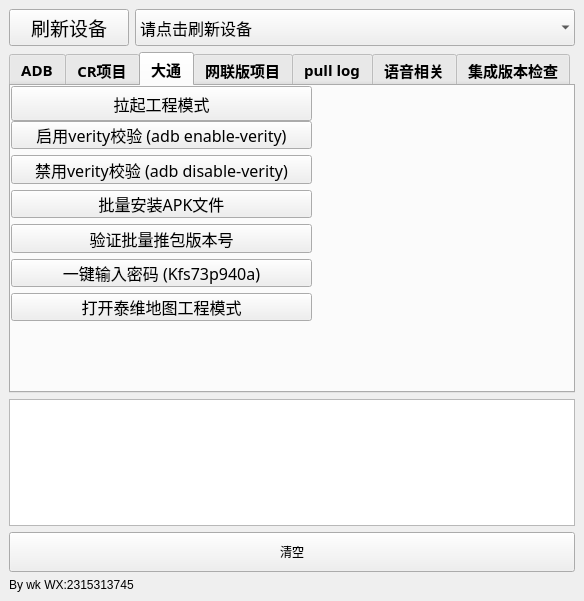
Qt form adbtool.ui (wangke956/ADBTools) before a commit.
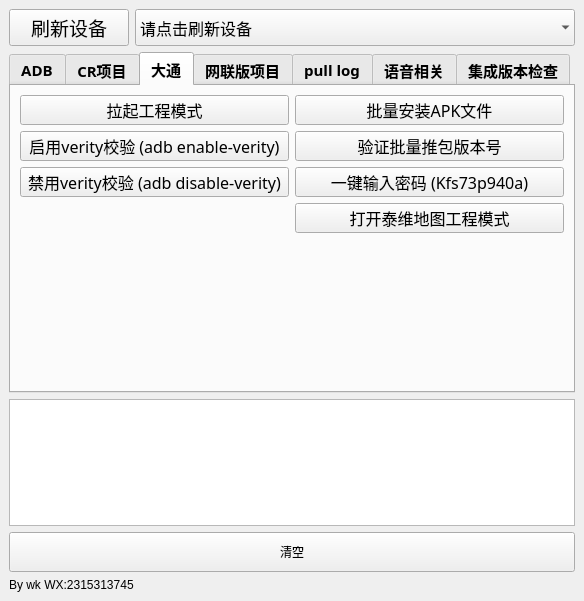
The same form after that commit. The open tabs and pages were chosen to show the change.

Patch:
```diff
--- a/adbtool.ui
+++ b/adbtool.ui
@@ -740,34 +740,27 @@
        <attribute name="title">
         <string>大通</string>
        </attribute>
-       <widget class="QWidget" name="layoutWidget">
-        <property name="geometry">
-         <rect>
-          <x>0</x>
-          <y>0</y>
-          <width>301</width>
-          <height>235</height>
-         </rect>
-        </property>
-        <layout class="QVBoxLayout" name="verticalLayout_datong">
-         <item>
+       <layout class="QFormLayout" name="formLayout">
+        <item row="0" column="0" colspan="2">
+         <layout class="QGridLayout" name="gridLayout_5">
+          <item row="0" column="0">
           <widget class="QPushButton" name="datong_factory_button">
            <property name="sizePolicy">
-            <sizepolicy hsizetype="Preferred" vsizetype="Fixed">
+             <sizepolicy hsizetype="Preferred" vsizetype="Maximum">
              <horstretch>0</horstretch>
              <verstretch>0</verstretch>
             </sizepolicy>
            </property>
            <property name="minimumSize">
             <size>
-             <width>150</width>
-             <height>35</height>
+              <width>200</width>
+              <height>0</height>
             </size>
            </property>
            <property name="maximumSize">
             <size>
-             <width>350</width>
-             <height>60</height>
+              <width>16777215</width>
+              <height>30</height>
             </size>
            </property>
            <property name="font">
@@ -781,58 +774,14 @@
            </property>
           </widget>
          </item>
-         <item>
-          <widget class="QPushButton" name="datong_enable_verity_button">
-           <property name="minimumSize">
-            <size>
-             <width>200</width>
-             <height>0</height>
-            </size>
-           </property>
-           <property name="maximumSize">
-            <size>
-             <width>16777215</width>
-             <height>50</height>
-            </size>
-           </property>
-           <property name="font">
-            <font>
-             <family>Arial Rounded MT Bold</family>
-             <pointsize>12</pointsize>
-            </font>
-           </property>
-           <property name="text">
-            <string>启用verity校验 (adb enable-verity)</string>
-           </property>
-          </widget>
-         </item>
-         <item>
-          <widget class="QPushButton" name="datong_disable_verity_button">
-           <property name="minimumSize">
-            <size>
-             <width>200</width>
-             <height>0</height>
-            </size>
-           </property>
-           <property name="maximumSize">
-            <size>
-             <width>16777215</width>
-             <height>50</height>
-            </size>
-           </property>
-           <property name="font">
-            <font>
-             <family>Arial Rounded MT Bold</family>
-             <pointsize>12</pointsize>
-            </font>
-           </property>
-           <property name="text">
-            <string>禁用verity校验 (adb disable-verity)</string>
-           </property>
-          </widget>
-         </item>
-         <item>
+          <item row="0" column="1">
           <widget class="QPushButton" name="datong_batch_install_button">
+            <property name="sizePolicy">
+             <sizepolicy hsizetype="Minimum" vsizetype="Maximum">
+              <horstretch>0</horstretch>
+              <verstretch>0</verstretch>
+             </sizepolicy>
+            </property>
            <property name="minimumSize">
             <size>
              <width>200</width>
@@ -842,7 +791,7 @@
            <property name="maximumSize">
             <size>
              <width>16777215</width>
-             <height>50</height>
+              <height>30</height>
             </size>
            </property>
            <property name="font">
@@ -856,8 +805,45 @@
            </property>
           </widget>
          </item>
-         <item>
+          <item row="1" column="0">
+           <widget class="QPushButton" name="datong_enable_verity_button">
+            <property name="sizePolicy">
+             <sizepolicy hsizetype="Minimum" vsizetype="Maximum">
+              <horstretch>0</horstretch>
+              <verstretch>0</verstretch>
+             </sizepolicy>
+            </property>
+            <property name="minimumSize">
+             <size>
+              <width>200</width>
+              <height>0</height>
+             </size>
+            </property>
+            <property name="maximumSize">
+             <size>
+              <width>16777215</width>
+              <height>30</height>
+             </size>
+            </property>
+            <property name="font">
+             <font>
+              <family>Arial Rounded MT Bold</family>
+              <pointsize>12</pointsize>
+             </font>
+            </property>
+            <property name="text">
+             <string>启用verity校验 (adb enable-verity)</string>
+            </property>
+           </widget>
+          </item>
+          <item row="1" column="1">
           <widget class="QPushButton" name="datong_batch_install_test_button">
+            <property name="sizePolicy">
+             <sizepolicy hsizetype="Minimum" vsizetype="Maximum">
+              <horstretch>0</horstretch>
+              <verstretch>0</verstretch>
+             </sizepolicy>
+            </property>
            <property name="minimumSize">
             <size>
              <width>200</width>
@@ -867,7 +853,7 @@
            <property name="maximumSize">
             <size>
              <width>16777215</width>
-             <height>50</height>
+              <height>30</height>
             </size>
            </property>
            <property name="font">
@@ -881,7 +867,32 @@
            </property>
           </widget>
          </item>
-         <item>
+          <item row="2" column="0">
+           <widget class="QPushButton" name="datong_disable_verity_button">
+            <property name="minimumSize">
+             <size>
+              <width>200</width>
+              <height>0</height>
+             </size>
+            </property>
+            <property name="maximumSize">
+             <size>
+              <width>16777215</width>
+              <height>30</height>
+             </size>
+            </property>
+            <property name="font">
+             <font>
+              <family>Arial Rounded MT Bold</family>
+              <pointsize>12</pointsize>
+             </font>
+            </property>
+            <property name="text">
+             <string>禁用verity校验 (adb disable-verity)</string>
+            </property>
+           </widget>
+          </item>
+          <item row="2" column="1">
           <widget class="QPushButton" name="datong_input_password_button">
            <property name="minimumSize">
             <size>
@@ -892,7 +903,7 @@
            <property name="maximumSize">
             <size>
              <width>16777215</width>
-             <height>50</height>
+              <height>30</height>
             </size>
            </property>
            <property name="font">
@@ -906,7 +917,7 @@
            </property>
           </widget>
          </item>
-         <item>
+          <item row="3" column="1">
           <widget class="QPushButton" name="datong_open_telenav_engineering_button">
            <property name="minimumSize">
             <size>
@@ -917,7 +928,7 @@
            <property name="maximumSize">
             <size>
              <width>16777215</width>
-             <height>50</height>
+              <height>30</height>
             </size>
            </property>
            <property name="font">
@@ -932,7 +943,8 @@
           </widget>
          </item>
         </layout>
-       </widget>
+        </item>
+       </layout>
       </widget>
       <widget class="QWidget" name="tab">
        <attribute name="title">
```
Left out of the diff: 4 changed lines with no effect on the pictures. Lines whose indentation alone changed are shown as unchanged.
